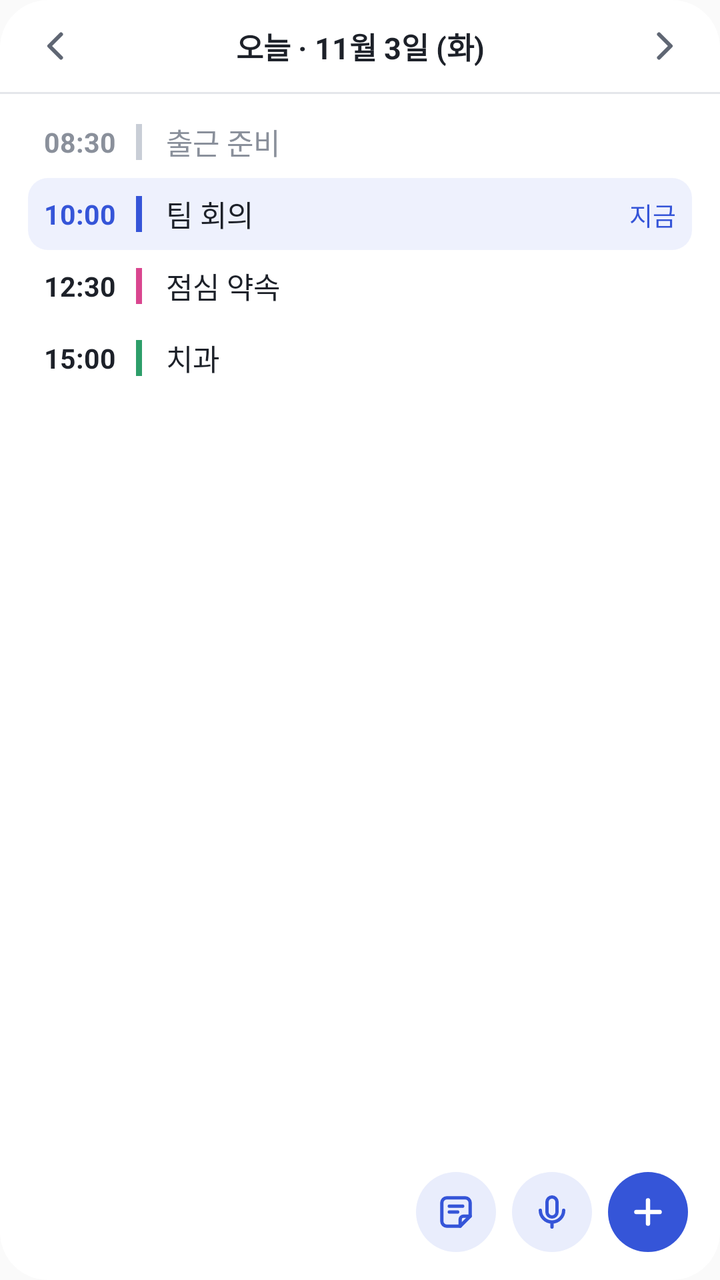
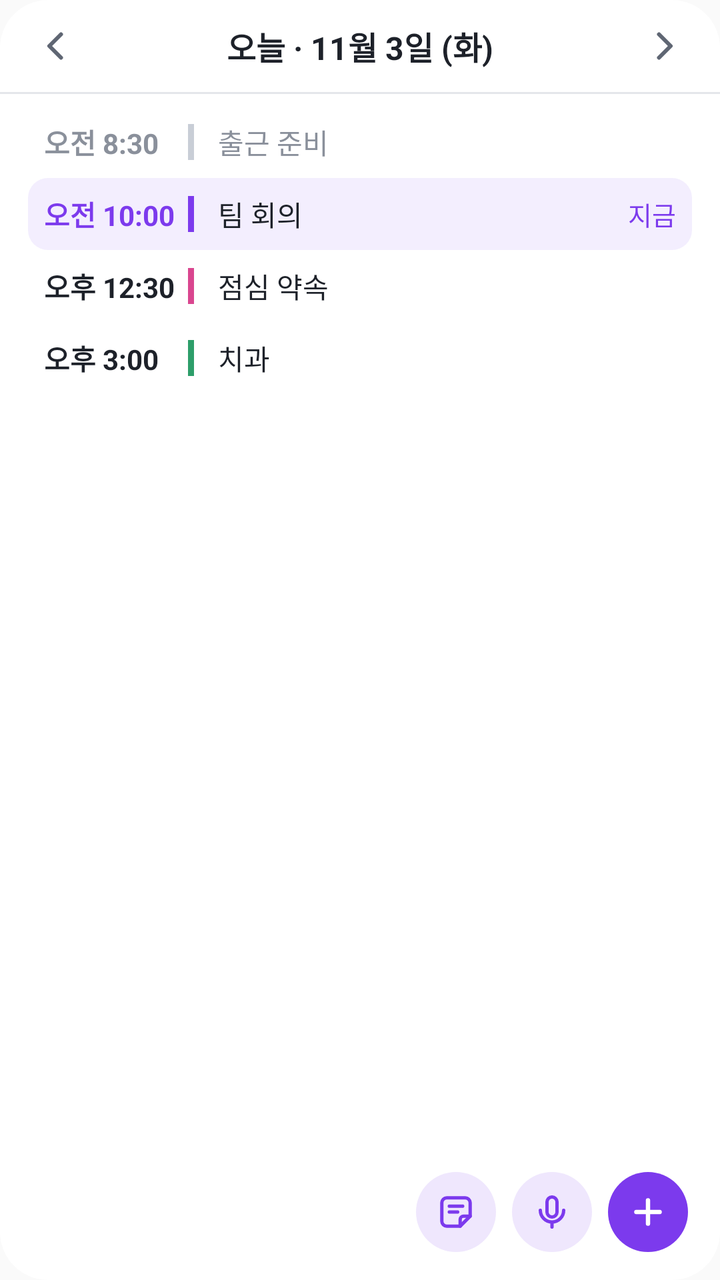

Screens rendered from an Android XML layout before and after an edit, with the pre-edit source and the edit as a unified diff.
<!-- AndroidManifest.xml: application theme AppTheme -->
<!-- res/layout/bx_widget_preview.xml -->
<?xml version="1.0" encoding="utf-8"?>
<LinearLayout xmlns:android="http://schemas.android.com/apk/res/android"
    android:layout_width="match_parent"
    android:layout_height="match_parent"
    android:background="@drawable/bx_widget_bg"
    android:orientation="vertical">

    
    <LinearLayout
        android:layout_width="match_parent"
        android:layout_height="46dp"
        android:gravity="center_vertical"
        android:orientation="horizontal"
        android:paddingLeft="6dp"
        android:paddingRight="6dp">
        <FrameLayout
            
            android:layout_width="44dp"
            android:layout_height="46dp"
            android:contentDescription="전날">
            <ImageView
                android:layout_width="20dp"
                android:layout_height="20dp"
                android:layout_gravity="center"
                android:importantForAccessibility="no"
                android:src="@drawable/ic_widget_prev" />
        </FrameLayout>
        <TextView
            
            android:layout_width="0dp"
            android:layout_height="46dp"
            android:layout_weight="1"
            android:ellipsize="end"
            android:gravity="center"
            android:maxLines="1"
            android:text="오늘 · 11월 3일 (화)"
            android:textColor="@color/bx_w_ink"
            android:textSize="15sp"
            android:textStyle="bold" />
        <FrameLayout
            
            android:layout_width="44dp"
            android:layout_height="46dp"
            android:contentDescription="다음 날">
            <ImageView
                android:layout_width="20dp"
                android:layout_height="20dp"
                android:layout_gravity="center"
                android:importantForAccessibility="no"
                android:src="@drawable/ic_widget_next" />
        </FrameLayout>
    </LinearLayout>
    
    <FrameLayout
        android:layout_width="match_parent"
        android:layout_height="1dp"
        android:background="@color/bx_w_line" />

    <FrameLayout
        android:layout_width="match_parent"
        android:layout_height="0dp"
        android:layout_marginLeft="14dp"
        android:layout_marginTop="6dp"
        android:layout_marginRight="14dp"
        android:layout_marginBottom="12dp"
        android:layout_weight="1">
        <LinearLayout
            android:layout_width="match_parent"
            android:layout_height="match_parent"
            android:orientation="vertical">
            android:layout_width="match_parent"
            android:layout_height="match_parent"
            android:orientation="vertical">
        <LinearLayout
    
            android:layout_width="match_parent"
            android:layout_height="36dp"
            android:baselineAligned="true"
            android:gravity="center_vertical"
            android:orientation="horizontal"
            android:paddingLeft="8dp"
            android:paddingRight="8dp">
            <TextView
                android:layout_width="46dp"
                android:layout_height="wrap_content"
                android:maxLines="1"
                android:textColor="@color/bx_w_dim"
                android:text="08:30"
                android:textSize="13.5sp"
                android:textStyle="bold" />
            <FrameLayout
                android:layout_width="3dp"
                android:layout_height="18dp"
                android:layout_gravity="center_vertical"
                android:background="#C9CED6" />
            <TextView
                android:layout_width="0dp"
                android:layout_height="wrap_content"
                android:layout_marginLeft="12dp"
                android:layout_weight="1"
                android:ellipsize="end"
                android:maxLines="1"
                android:textColor="@color/bx_w_dim"
                android:text="출근 준비"
                android:textSize="14.5sp" />
            <TextView
                android:layout_width="wrap_content"
                android:layout_height="wrap_content"
                android:layout_marginLeft="8dp"
                android:ellipsize="end"
                android:gravity="end"
                android:maxLines="1"
                android:maxWidth="130dp"
                android:textColor="@color/bx_w_ink2"
                android:text=""
                android:textSize="12.5sp" />
        </LinearLayout>

        <LinearLayout
            android:background="@drawable/bx_widget_live"
            android:layout_width="match_parent"
            android:layout_height="36dp"
            android:baselineAligned="true"
            android:gravity="center_vertical"
            android:orientation="horizontal"
            android:paddingLeft="8dp"
            android:paddingRight="8dp">
            <TextView
                android:layout_width="46dp"
                android:layout_height="wrap_content"
                android:maxLines="1"
                android:textColor="@color/bx_w_accent"
                android:text="10:00"
                android:textSize="13.5sp"
                android:textStyle="bold" />
            <FrameLayout
                android:layout_width="3dp"
                android:layout_height="18dp"
                android:layout_gravity="center_vertical"
                android:background="@color/bx_w_accent" />
            <TextView
                android:layout_width="0dp"
                android:layout_height="wrap_content"
                android:layout_marginLeft="12dp"
                android:layout_weight="1"
                android:ellipsize="end"
                android:maxLines="1"
                android:textColor="@color/bx_w_ink"
                android:text="팀 회의"
                android:textSize="14.5sp" />
            <TextView
                android:layout_width="wrap_content"
                android:layout_height="wrap_content"
                android:layout_marginLeft="8dp"
                android:ellipsize="end"
                android:gravity="end"
                android:maxLines="1"
                android:maxWidth="130dp"
                android:textColor="@color/bx_w_accent"
                android:text="지금"
                android:textSize="12.5sp" />
        </LinearLayout>

        <LinearLayout
    
            android:layout_width="match_parent"
            android:layout_height="36dp"
            android:baselineAligned="true"
            android:gravity="center_vertical"
            android:orientation="horizontal"
            android:paddingLeft="8dp"
            android:paddingRight="8dp">
            <TextView
                android:layout_width="46dp"
                android:layout_height="wrap_content"
                android:maxLines="1"
                android:textColor="@color/bx_w_ink"
                android:text="12:30"
                android:textSize="13.5sp"
                android:textStyle="bold" />
            <FrameLayout
                android:layout_width="3dp"
                android:layout_height="18dp"
                android:layout_gravity="center_vertical"
                android:background="#D9468F" />
            <TextView
                android:layout_width="0dp"
                android:layout_height="wrap_content"
                android:layout_marginLeft="12dp"
                android:layout_weight="1"
                android:ellipsize="end"
                android:maxLines="1"
                android:textColor="@color/bx_w_ink"
                android:text="점심 약속"
                android:textSize="14.5sp" />
            <TextView
                android:layout_width="wrap_content"
                android:layout_height="wrap_content"
                android:layout_marginLeft="8dp"
                android:ellipsize="end"
                android:gravity="end"
                android:maxLines="1"
                android:maxWidth="130dp"
                android:textColor="@color/bx_w_ink2"
                android:text=""
                android:textSize="12.5sp" />
        </LinearLayout>

        <LinearLayout
    
            android:layout_width="match_parent"
            android:layout_height="36dp"
            android:baselineAligned="true"
            android:gravity="center_vertical"
            android:orientation="horizontal"
            android:paddingLeft="8dp"
            android:paddingRight="8dp">
            <TextView
                android:layout_width="46dp"
                android:layout_height="wrap_content"
                android:maxLines="1"
                android:textColor="@color/bx_w_ink"
                android:text="15:00"
                android:textSize="13.5sp"
                android:textStyle="bold" />
            <FrameLayout
                android:layout_width="3dp"
                android:layout_height="18dp"
                android:layout_gravity="center_vertical"
                android:background="#2E9E6A" />
            <TextView
                android:layout_width="0dp"
                android:layout_height="wrap_content"
                android:layout_marginLeft="12dp"
                android:layout_weight="1"
                android:ellipsize="end"
                android:maxLines="1"
                android:textColor="@color/bx_w_ink"
                android:text="치과"
                android:textSize="14.5sp" />
            <TextView
                android:layout_width="wrap_content"
                android:layout_height="wrap_content"
                android:layout_marginLeft="8dp"
                android:ellipsize="end"
                android:gravity="end"
                android:maxLines="1"
                android:maxWidth="130dp"
                android:textColor="@color/bx_w_ink2"
                android:text=""
                android:textSize="12.5sp" />
        </LinearLayout>

                </LinearLayout>
        
        <FrameLayout
            android:layout_width="match_parent"
            android:layout_height="52dp"
            android:layout_gravity="bottom"
            android:background="@drawable/bx_widget_fade" />
        <LinearLayout
            android:layout_width="wrap_content"
            android:layout_height="wrap_content"
            android:layout_gravity="bottom|end"
            android:orientation="horizontal">
            <FrameLayout
                android:layout_width="44dp"
                android:layout_height="44dp"
                android:layout_marginRight="4dp"
                android:contentDescription="메모 · 떠오른 것을 바로 적기">
                <ImageView
                    android:layout_width="40dp"
                    android:layout_height="40dp"
                    android:layout_gravity="center"
                    android:background="@drawable/bx_widget_round2"
                    android:importantForAccessibility="no"
                    android:padding="10dp"
                    android:src="@drawable/ic_widget_memo" />
            </FrameLayout>
            <FrameLayout
                
                android:layout_width="44dp"
                android:layout_height="44dp"
                android:contentDescription="말하기 · 바로 말로 일정 추가">
                <ImageView
                    android:layout_width="40dp"
                    android:layout_height="40dp"
                    android:layout_gravity="center"
                    android:background="@drawable/bx_widget_round2"
                    android:importantForAccessibility="no"
                    android:padding="10dp"
                    android:src="@drawable/ic_widget_mic_a" />
            </FrameLayout>
            <FrameLayout
                
                android:layout_width="44dp"
                android:layout_height="44dp"
                android:layout_marginLeft="4dp"
                android:contentDescription="새 일정">
                <ImageView
                    android:layout_width="40dp"
                    android:layout_height="40dp"
                    android:layout_gravity="center"
                    android:background="@drawable/bx_widget_round"
                    android:importantForAccessibility="no"
                    android:padding="10dp"
                    android:src="@drawable/ic_widget_plus" />
            </FrameLayout>
        </LinearLayout>
    </FrameLayout>
</LinearLayout>
<!-- resources referenced by this layout -->
<resources>
  <color name="bx_w_accent">#3555D8</color>
  <color name="bx_w_dim">#8A909B</color>
  <color name="bx_w_ink">#1D2129</color>
  <color name="bx_w_ink2">#5F6673</color>
  <color name="bx_w_line">#E4E6EA</color>
  <!-- drawable bx_widget_bg (drawable) -->
  <?xml version="1.0" encoding="utf-8"?>
  <shape xmlns:android="http://schemas.android.com/apk/res/android" android:shape="rectangle">
      <solid android:color="@color/bx_w_bg" />
      <corners android:radius="24dp" />
  </shape>
  <!-- drawable bx_widget_fade (drawable) -->
  <?xml version="1.0" encoding="utf-8"?>
  <shape xmlns:android="http://schemas.android.com/apk/res/android" android:shape="rectangle">
      <gradient android:angle="90" android:startColor="@color/bx_w_bg" android:endColor="@color/bx_w_bg0" />
  </shape>
  <!-- drawable bx_widget_live (drawable) -->
  <?xml version="1.0" encoding="utf-8"?>
  <shape xmlns:android="http://schemas.android.com/apk/res/android" android:shape="rectangle">
      <solid android:color="@color/bx_w_live" />
      <corners android:radius="10dp" />
  </shape>
  <!-- drawable bx_widget_round (drawable) -->
  <?xml version="1.0" encoding="utf-8"?>
  <shape xmlns:android="http://schemas.android.com/apk/res/android" android:shape="oval">
      <solid android:color="@color/bx_w_btn" />
  </shape>
  <!-- drawable bx_widget_round2 (drawable) -->
  <?xml version="1.0" encoding="utf-8"?>
  <shape xmlns:android="http://schemas.android.com/apk/res/android" android:shape="oval">
      <solid android:color="@color/bx_w_btn2" />
  </shape>
  <!-- drawable ic_widget_next (drawable) -->
  <vector xmlns:android="http://schemas.android.com/apk/res/android"
      android:width="24dp" android:height="24dp" android:viewportWidth="24" android:viewportHeight="24">
      <path android:fillColor="#00000000" android:strokeColor="@color/bx_w_ink2" android:strokeWidth="2.4" android:strokeLineCap="round" android:strokeLineJoin="round"
          android:pathData="M9,5l7,7l-7,7" />
  </vector>
  <!-- drawable ic_widget_plus (drawable) -->
  <vector xmlns:android="http://schemas.android.com/apk/res/android"
      android:width="24dp" android:height="24dp" android:viewportWidth="24" android:viewportHeight="24">
      <path android:fillColor="#00000000" android:strokeColor="#FFFFFF" android:strokeWidth="2.6" android:strokeLineCap="round"
          android:pathData="M12,5v14M5,12h14" />
  </vector>
  <!-- drawable ic_widget_prev (drawable) -->
  <vector xmlns:android="http://schemas.android.com/apk/res/android"
      android:width="24dp" android:height="24dp" android:viewportWidth="24" android:viewportHeight="24">
      <path android:fillColor="#00000000" android:strokeColor="@color/bx_w_ink2" android:strokeWidth="2.4" android:strokeLineCap="round" android:strokeLineJoin="round"
          android:pathData="M15,5l-7,7l7,7" />
  </vector>
  <style name="AppTheme" parent="Theme.AppCompat.Light.DarkActionBar">
          
          <item name="colorPrimary">@color/colorPrimary</item>
          <item name="colorPrimaryDark">@color/colorPrimaryDark</item>
          <item name="colorAccent">@color/colorAccent</item>
      </style>
  <color name="bx_w_bg">#FFFFFF</color>
  <color name="bx_w_bg0">#00FFFFFF</color>
  <color name="bx_w_live">#EEF1FD</color>
  <color name="bx_w_btn">#3555D8</color>
  <color name="bx_w_btn2">#E9EDFC</color>
  <!-- unchanged entries left out for length: 2 -->
</resources>

<!-- the commit's change to res/layout/bx_widget_preview.xml (unified diff, before → after) -->
@@ -35,7 +35,7 @@
             android:maxLines="1"
             android:text="오늘 · 11월 3일 (화)"
             android:textColor="@color/bx_w_ink"
-            android:textSize="15sp"
+            android:textSize="16sp"
             android:textStyle="bold" />
         <FrameLayout
             
@@ -81,12 +81,12 @@
             android:paddingLeft="8dp"
             android:paddingRight="8dp">
             <TextView
-                android:layout_width="46dp"
+                android:layout_width="72dp"
                 android:layout_height="wrap_content"
                 android:maxLines="1"
                 android:textColor="@color/bx_w_dim"
-                android:text="08:30"
-                android:textSize="13.5sp"
+                android:text="오전 8:30"
+                android:textSize="14sp"
                 android:textStyle="bold" />
             <FrameLayout
                 android:layout_width="3dp"
@@ -102,7 +102,7 @@
                 android:maxLines="1"
                 android:textColor="@color/bx_w_dim"
                 android:text="출근 준비"
-                android:textSize="14.5sp" />
+                android:textSize="14sp" />
             <TextView
                 android:layout_width="wrap_content"
                 android:layout_height="wrap_content"
@@ -113,7 +113,7 @@
                 android:maxWidth="130dp"
                 android:textColor="@color/bx_w_ink2"
                 android:text=""
-                android:textSize="12.5sp" />
+                android:textSize="13sp" />
         </LinearLayout>
 
         <LinearLayout
@@ -126,12 +126,12 @@
             android:paddingLeft="8dp"
             android:paddingRight="8dp">
             <TextView
-                android:layout_width="46dp"
+                android:layout_width="72dp"
                 android:layout_height="wrap_content"
                 android:maxLines="1"
                 android:textColor="@color/bx_w_accent"
-                android:text="10:00"
-                android:textSize="13.5sp"
+                android:text="오전 10:00"
+                android:textSize="14sp"
                 android:textStyle="bold" />
             <FrameLayout
                 android:layout_width="3dp"
@@ -147,7 +147,7 @@
                 android:maxLines="1"
                 android:textColor="@color/bx_w_ink"
                 android:text="팀 회의"
-                android:textSize="14.5sp" />
+                android:textSize="14sp" />
             <TextView
                 android:layout_width="wrap_content"
                 android:layout_height="wrap_content"
@@ -158,7 +158,7 @@
                 android:maxWidth="130dp"
                 android:textColor="@color/bx_w_accent"
                 android:text="지금"
-                android:textSize="12.5sp" />
+                android:textSize="13sp" />
         </LinearLayout>
 
         <LinearLayout
@@ -171,12 +171,12 @@
             android:paddingLeft="8dp"
             android:paddingRight="8dp">
             <TextView
-                android:layout_width="46dp"
-                android:layout_height="wrap_content"
-                android:maxLines="1"
-                android:textColor="@color/bx_w_ink"
-                android:text="12:30"
-                android:textSize="13.5sp"
+                android:layout_width="72dp"
+                android:layout_height="wrap_content"
+                android:maxLines="1"
+                android:textColor="@color/bx_w_ink"
+                android:text="오후 12:30"
+                android:textSize="14sp"
                 android:textStyle="bold" />
             <FrameLayout
                 android:layout_width="3dp"
@@ -192,7 +192,7 @@
                 android:maxLines="1"
                 android:textColor="@color/bx_w_ink"
                 android:text="점심 약속"
-                android:textSize="14.5sp" />
+                android:textSize="14sp" />
             <TextView
                 android:layout_width="wrap_content"
                 android:layout_height="wrap_content"
@@ -203,7 +203,7 @@
                 android:maxWidth="130dp"
                 android:textColor="@color/bx_w_ink2"
                 android:text=""
-                android:textSize="12.5sp" />
+                android:textSize="13sp" />
         </LinearLayout>
 
         <LinearLayout
@@ -216,12 +216,12 @@
             android:paddingLeft="8dp"
             android:paddingRight="8dp">
             <TextView
-                android:layout_width="46dp"
-                android:layout_height="wrap_content"
-                android:maxLines="1"
-                android:textColor="@color/bx_w_ink"
-                android:text="15:00"
-                android:textSize="13.5sp"
+                android:layout_width="72dp"
+                android:layout_height="wrap_content"
+                android:maxLines="1"
+                android:textColor="@color/bx_w_ink"
+                android:text="오후 3:00"
+                android:textSize="14sp"
                 android:textStyle="bold" />
             <FrameLayout
                 android:layout_width="3dp"
@@ -237,7 +237,7 @@
                 android:maxLines="1"
                 android:textColor="@color/bx_w_ink"
                 android:text="치과"
-                android:textSize="14.5sp" />
+                android:textSize="14sp" />
             <TextView
                 android:layout_width="wrap_content"
                 android:layout_height="wrap_content"
@@ -248,7 +248,7 @@
                 android:maxWidth="130dp"
                 android:textColor="@color/bx_w_ink2"
                 android:text=""
-                android:textSize="12.5sp" />
+                android:textSize="13sp" />
         </LinearLayout>
 
                 </LinearLayout>
<!-- resource entries referenced after the edit -->
@@ -1,6 +1,6 @@
 <!-- resources referenced by this layout -->
 <resources>
-  <color name="bx_w_accent">#3555D8</color>
+  <color name="bx_w_accent">#7C3AED</color>
   <color name="bx_w_dim">#8A909B</color>
   <color name="bx_w_ink">#1D2129</color>
   <color name="bx_w_ink2">#5F6673</color>
@@ -58,9 +58,9 @@
       </style>
   <color name="bx_w_bg">#FFFFFF</color>
   <color name="bx_w_bg0">#00FFFFFF</color>
-  <color name="bx_w_live">#EEF1FD</color>
-  <color name="bx_w_btn">#3555D8</color>
-  <color name="bx_w_btn2">#E9EDFC</color>
+  <color name="bx_w_live">#F3EEFE</color>
+  <color name="bx_w_btn">#7C3AED</color>
+  <color name="bx_w_btn2">#EFE7FD</color>
   <!-- unchanged entries left out for length: 2 -->
 </resources>
 
